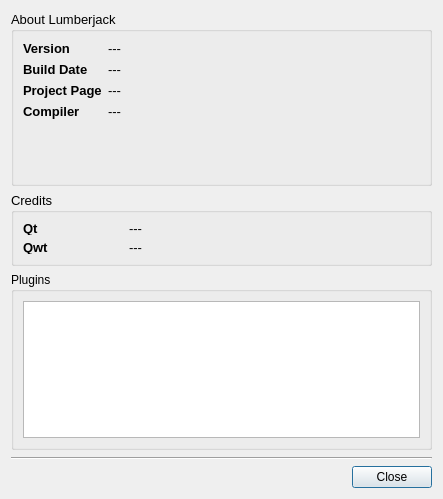
SchrodingersGat/lumberjack, file ui/about_dialog.ui: the form before one commit.
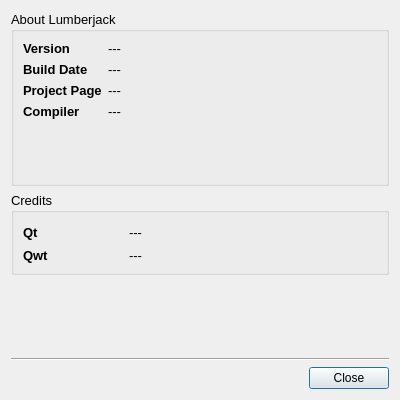
The form after the commit. Icons and pictures are not drawn.

Commit message: Plugin support (#109)

Patch:
```diff
--- a/ui/about_dialog.ui
+++ b/ui/about_dialog.ui
@@ -6,8 +6,8 @@
    <rect>
     <x>0</x>
     <y>0</y>
-    <width>443</width>
-    <height>499</height>
+    <width>400</width>
+    <height>400</height>
    </rect>
   </property>
   <property name="minimumSize">
@@ -20,14 +20,7 @@
    <string>Dialog</string>
   </property>
   <layout class="QGridLayout" name="gridLayout">
-   <item row="4" column="0">
-    <widget class="Line" name="line">
-     <property name="orientation">
-      <enum>Qt::Horizontal</enum>
-     </property>
-    </widget>
-   </item>
-   <item row="3" column="0">
+   <item row="2" column="0">
     <spacer name="verticalSpacer">
      <property name="orientation">
       <enum>Qt::Vertical</enum>
@@ -62,7 +55,6 @@
         <property name="font">
          <font>
           <pointsize>10</pointsize>
-          <weight>75</weight>
           <bold>true</bold>
          </font>
         </property>
@@ -89,7 +81,6 @@
         <property name="font">
          <font>
           <pointsize>10</pointsize>
-          <weight>75</weight>
           <bold>true</bold>
          </font>
         </property>
@@ -121,6 +112,37 @@
      </layout>
     </widget>
    </item>
+   <item row="4" column="0">
+    <layout class="QHBoxLayout" name="horizontalLayout">
+     <item>
+      <spacer name="horizontalSpacer">
+       <property name="orientation">
+        <enum>Qt::Orientation::Horizontal</enum>
+       </property>
+       <property name="sizeHint" stdset="0">
+        <size>
+         <width>40</width>
+         <height>20</height>
+        </size>
+       </property>
+      </spacer>
+     </item>
+     <item>
+      <widget class="QPushButton" name="closeButton">
+       <property name="text">
+        <string>Close</string>
+       </property>
+      </widget>
+     </item>
+    </layout>
+   </item>
+   <item row="3" column="0">
+    <widget class="Line" name="line">
+     <property name="orientation">
+      <enum>Qt::Orientation::Horizontal</enum>
+     </property>
+    </widget>
+   </item>
    <item row="0" column="0">
     <widget class="QGroupBox" name="about">
      <property name="minimumSize">
@@ -280,48 +302,6 @@
      </layout>
     </widget>
    </item>
-   <item row="5" column="0">
-    <layout class="QHBoxLayout" name="horizontalLayout">
-     <item>
-      <spacer name="horizontalSpacer">
-       <property name="orientation">
-        <enum>Qt::Horizontal</enum>
-       </property>
-       <property name="sizeHint" stdset="0">
-        <size>
-         <width>40</width>
-         <height>20</height>
-        </size>
-       </property>
-      </spacer>
-     </item>
-     <item>
-      <widget class="QPushButton" name="closeButton">
-       <property name="text">
-        <string>Close</string>
-       </property>
-      </widget>
-     </item>
-    </layout>
-   </item>
-   <item row="2" column="0">
-    <widget class="QGroupBox" name="groupBox_2">
-     <property name="minimumSize">
-      <size>
-       <width>0</width>
-       <height>124</height>
-      </size>
-     </property>
-     <property name="title">
-      <string>Plugins</string>
-     </property>
-     <layout class="QGridLayout" name="gridLayout_4">
-      <item row="0" column="0">
-       <widget class="QListWidget" name="listWidget"/>
-      </item>
-     </layout>
-    </widget>
-   </item>
   </layout>
  </widget>
  <resources>
```
Left out of the diff: 12 changed lines with no effect on the pictures. The commit also changes 126 other files.
